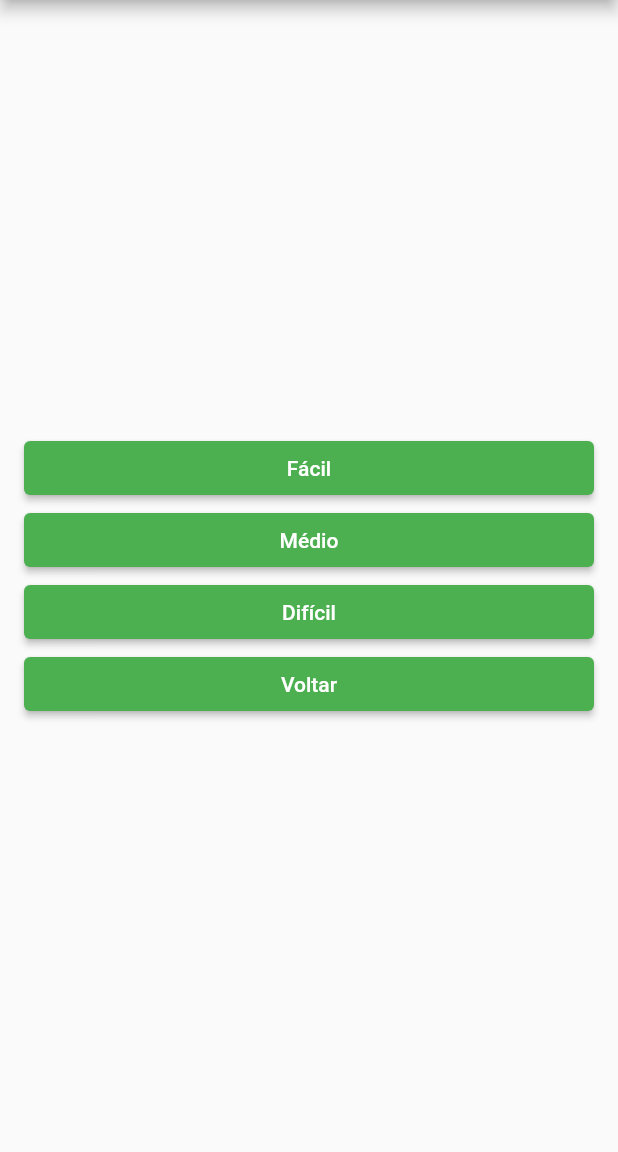
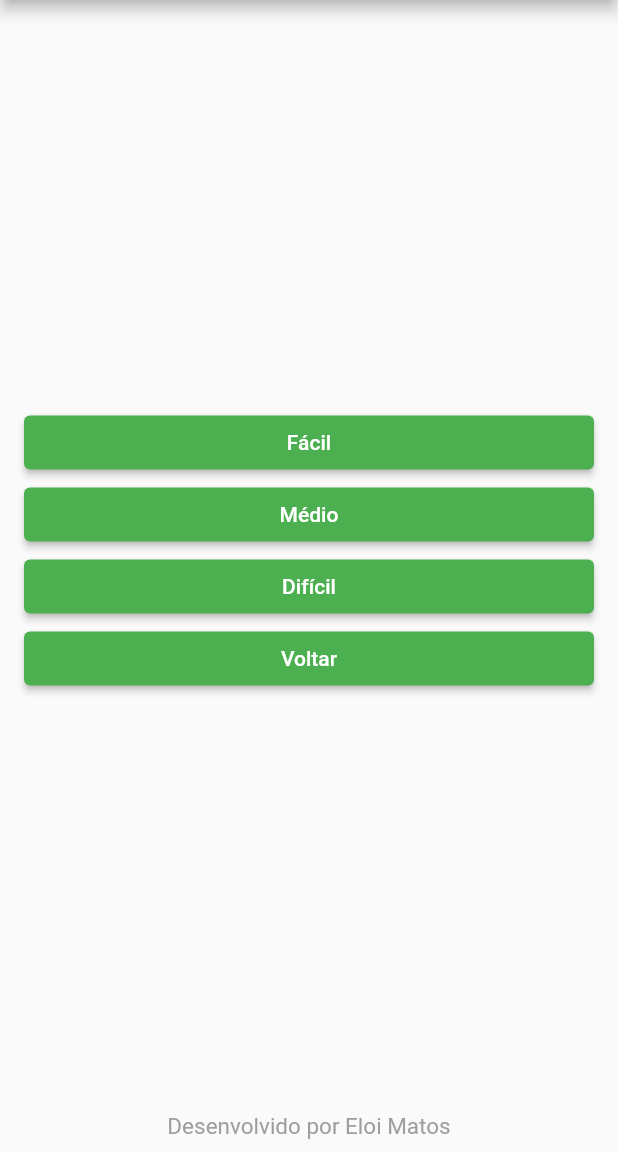
Before and after one commit to Eloi-SK/minefield, a Flutter app: the screen it shows after launch, after a tap on "Iniciar", on a phone screen of 412 x 824 dp, the part 84-1236 px from its top. Run offline on Flutter 3.47's test engine with Material 2 defaults, Android fonts, the phone set to English and light mode, and no system bars.

Commit message:
feat: add watermark

```diff
--- a/lib/features/menu/pages/menu_page.dart
+++ b/lib/features/menu/pages/menu_page.dart
@@ -29,6 +29,20 @@ class _MenuPageState extends State<MenuPage> {
         padding: const EdgeInsets.all(16),
         child: Center(
           child: showButtons(),
+        ),
+      ),
+      bottomNavigationBar: const SizedBox(
+          width: double.maxFinite,
+          child: Padding(
+            padding: EdgeInsets.all(8.0),
+            child: Text(
+            'Desenvolvido por Eloi Matos',
+            textAlign: TextAlign.center,
+            style: TextStyle(
+              fontSize: 15,
+              color: Colors.grey,
+            ),
+          ),
         ),
       ),
     );
```
Also changed, not shown: lib/features/board/pages/board_page.dart (+15 -1 lines).
